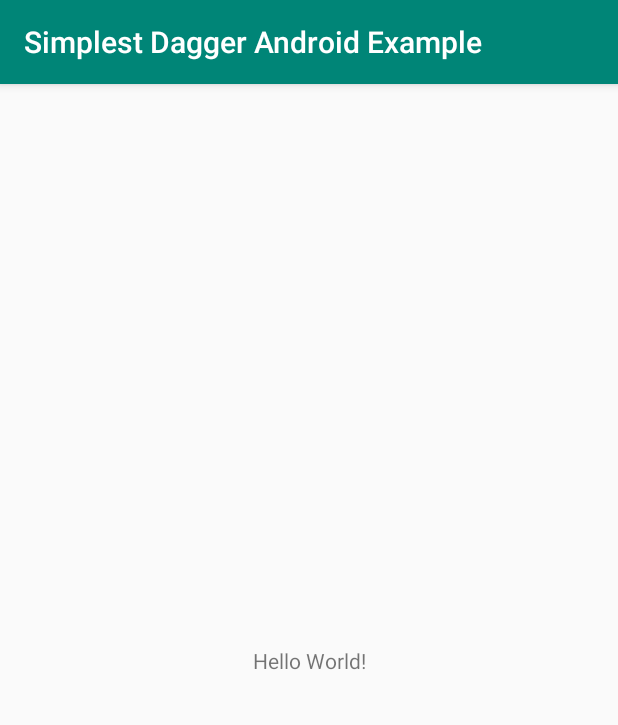
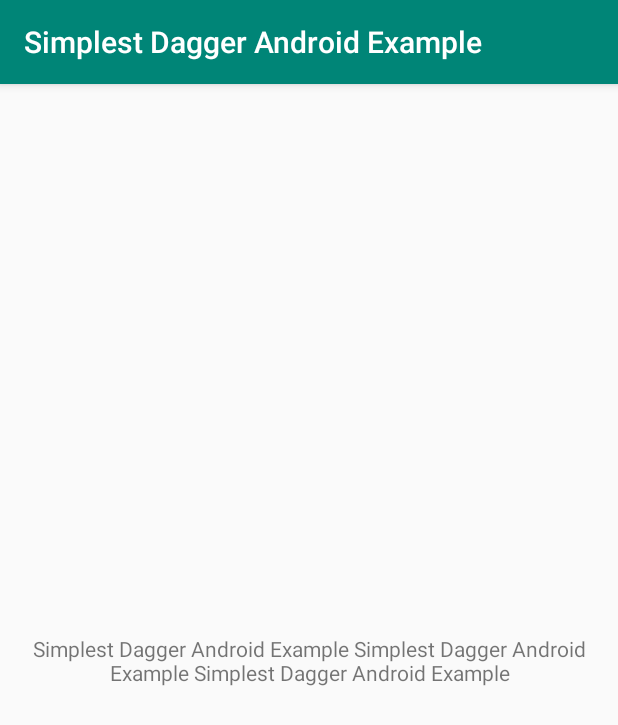
Before and after one commit to GC-Xi/SimplestDaggerAndroidExample, an Android app: the screen it shows after launch (MainActivity), on a phone screen of 412 x 824 dp. Shown: the top 725 px of the screen. Run offline under Robolectric (Android 15) with nearby library versions, the phone set to English and light mode, and no system bars; our stand-ins replace Dagger/Hilt's generated code.

Commit message:
Step 6. Using Dependency Inject in the `Activity`

```diff
--- a/app/src/main/java/com/xi_zz/simplestdaggerandroidexample/MainActivity.kt
+++ b/app/src/main/java/com/xi_zz/simplestdaggerandroidexample/MainActivity.kt
@@ -2,11 +2,21 @@ package com.xi_zz.simplestdaggerandroidexample
 
 import android.os.Bundle
 import android.support.v7.app.AppCompatActivity
+import dagger.android.AndroidInjection
+import kotlinx.android.synthetic.main.activity_main.textView
+import javax.inject.Inject
 
 class MainActivity : AppCompatActivity() {
 
+    @Inject
+    lateinit var textService: TextService
+
     override fun onCreate(savedInstanceState: Bundle?) {
+        AndroidInjection.inject(this)
+
         super.onCreate(savedInstanceState)
         setContentView(R.layout.activity_main)
+
+        textView.text = textService.repeat3Times(R.string.app_name) // Should display the app name three times
     }
 }
--- a/app/src/main/res/layout/activity_main.xml
+++ b/app/src/main/res/layout/activity_main.xml
@@ -9,8 +9,10 @@
     >
 
     <TextView
-        android:layout_width="wrap_content"
+        android:id="@+id/textView"
+        android:layout_width="match_parent"
         android:layout_height="wrap_content"
+        android:gravity="center"
         android:text="Hello World!"
         app:layout_constraintBottom_toBottomOf="parent"
         app:layout_constraintLeft_toLeftOf="parent"
```
